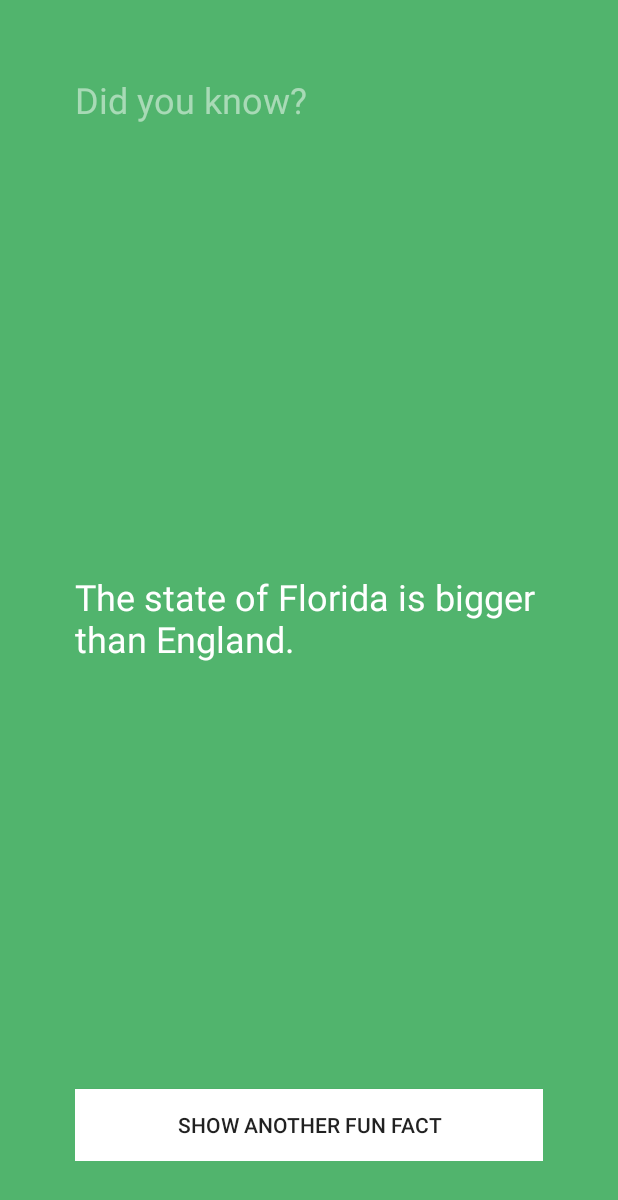
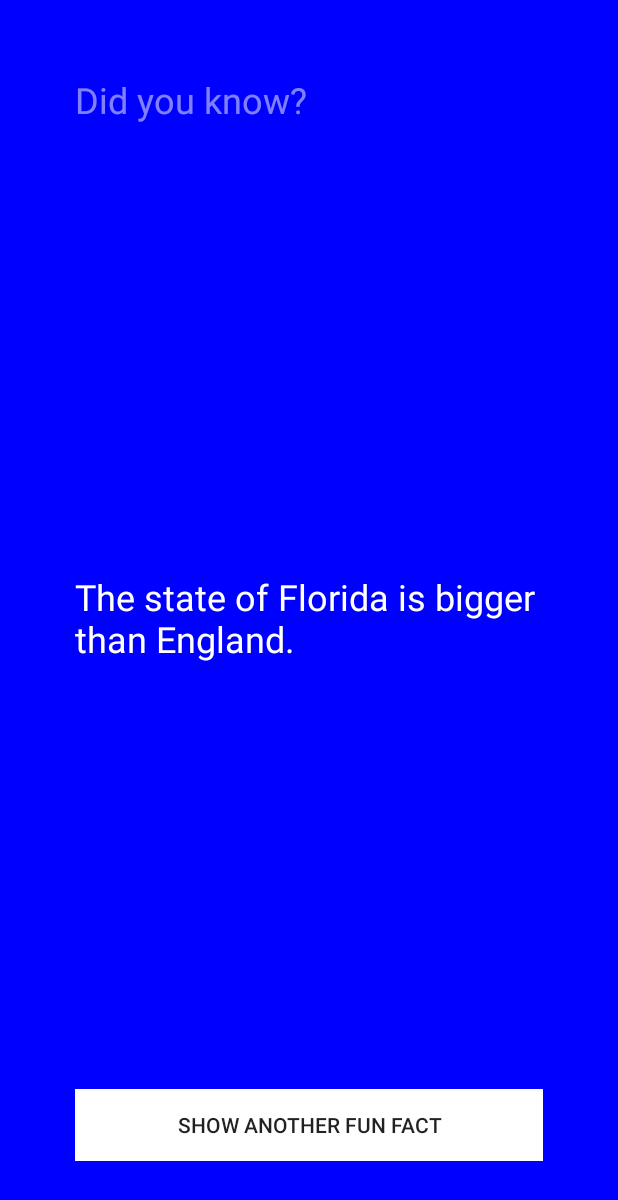
Before and after one commit to PardeepS2/FunFacts, an Android app: the screen it shows after launch (MainActivity), after a tap on "SHOW ANOTHER FUN FACT", on a phone screen of 412 x 824 dp. Shown: the top 1200 px of the screen. Run offline under Robolectric (Android 15) with nearby library versions, the phone set to English and light mode, and no system bars.

Commit message:
Dynamically changing the background color.

```diff
--- a/app/src/main/java/com/example/gurdeep/funfacts/MainActivity.java
+++ b/app/src/main/java/com/example/gurdeep/funfacts/MainActivity.java
@@ -1,12 +1,12 @@
 package com.example.gurdeep.funfacts;
 
+import android.graphics.Color;
 import android.support.v7.app.AppCompatActivity;
 import android.os.Bundle;
 import android.view.View;
 import android.widget.Button;
+import android.widget.RelativeLayout;
 import android.widget.TextView;
-
-import java.util.Random;
 
 public class MainActivity extends AppCompatActivity {
 
@@ -14,6 +14,7 @@ public class MainActivity extends AppCompatActivity {
     // Declare our View Variables
     private TextView factTextView;
     private Button   showFactButton;
+    private RelativeLayout relativeLayout;
 
     @Override
     protected void onCreate(Bundle savedInstanceState) {
@@ -24,6 +25,7 @@ public class MainActivity extends AppCompatActivity {
 
         factTextView = (TextView) findViewById(R.id.factTtextView);
         showFactButton = (Button) findViewById(R.id.ShowFactButton);
+        relativeLayout = (RelativeLayout) findViewById(R.id.relativelayout);
 
         View.OnClickListener listener = new View.OnClickListener() {
             @Override
@@ -32,6 +34,7 @@ public class MainActivity extends AppCompatActivity {
 
                 String fact = factbook.getFact();
                 factTextView.setText(fact);
+                relativeLayout.setBackgroundColor(Color.BLUE);
             }
         };
 
--- a/app/src/main/res/layout/activity_main.xml
+++ b/app/src/main/res/layout/activity_main.xml
@@ -2,6 +2,7 @@
 <RelativeLayout xmlns:android="http://schemas.android.com/apk/res/android"
     xmlns:app="http://schemas.android.com/apk/res-auto"
     xmlns:tools="http://schemas.android.com/tools"
+    android:id="@+id/relativelayout"
     android:layout_width="match_parent"
     android:layout_height="match_parent"
     android:background="#51b46d"
```
